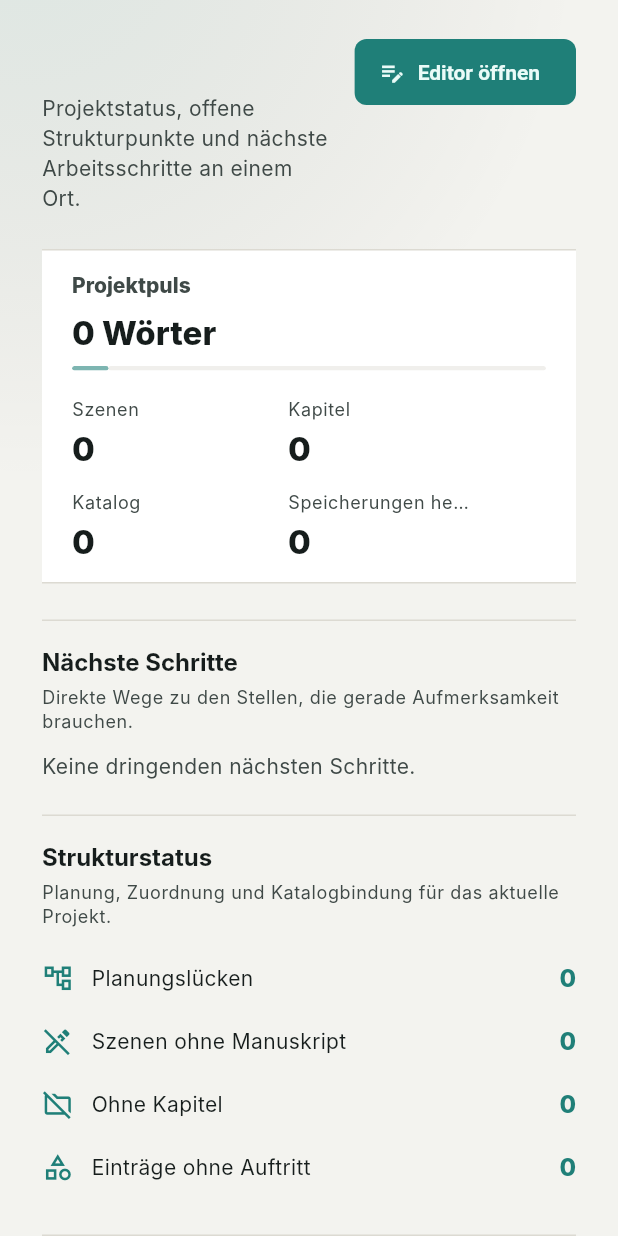
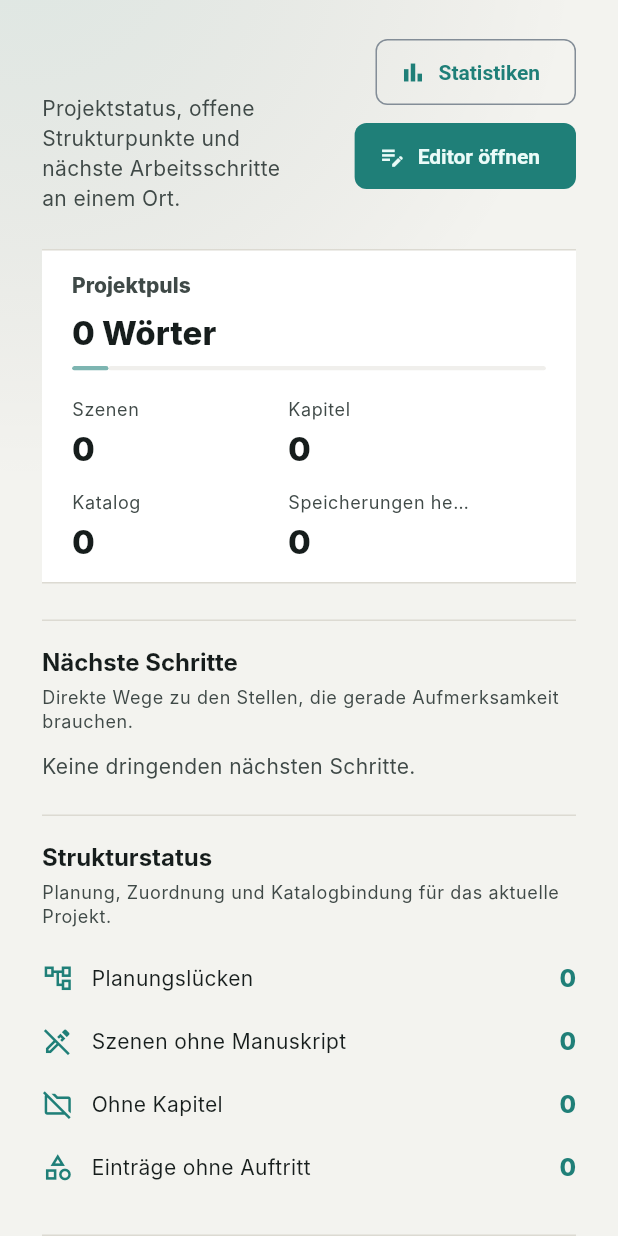
Before and after one commit to Cmdr-Hawkeye/Writeler, a Flutter app: the _ProjectOverview widget shown alone on an empty page, opened directly with empty values, on a phone screen of 412 x 824 dp. Run offline on Flutter 3.47's test engine with Material 3 defaults, Android fonts, the phone set to English and light mode, and no system bars; our stand-ins replace drift, drift_flutter, file_picker, flutter_secure_storage, web; missing offline and left inert: dart:js_interop, desktop_drop; accounts and stored records are empty; generated files the repository leaves out were written again; Roboto replaces fonts that are missing (Inter).

Commit message:
Tidy dashboard and fix storyboard annotations

```diff
--- a/app/lib/presentation/dashboard_workspace.dart
+++ b/app/lib/presentation/dashboard_workspace.dart
@@ -241,6 +241,7 @@ final class _ProjectOverview extends StatelessWidget {
     required this.onOpenStructure,
     required this.onOpenNotes,
     required this.onOpenAiWorkshop,
+    required this.onOpenStatistics,
     required this.onOpenScene,
   });
 
@@ -260,6 +261,7 @@ final class _ProjectOverview extends StatelessWidget {
   final VoidCallback onOpenStructure;
   final VoidCallback onOpenNotes;
   final VoidCallback onOpenAiWorkshop;
+  final VoidCallback onOpenStatistics;
   final ValueChanged<Scene> onOpenScene;
 
   @override
@@ -401,10 +403,27 @@ final class _ProjectOverview extends StatelessWidget {
                 ),
               ),
               const SizedBox(width: 16),
-              FilledButton.icon(
-                onPressed: onOpenEditor,
-                icon: const Icon(Icons.edit_note_outlined),
-                label: Text(copy.t('openEditor')),
+              Flexible(
+                child: Align(
+                  alignment: Alignment.centerRight,
+                  child: Wrap(
+                    spacing: 10,
+                    runSpacing: 8,
+                    alignment: WrapAlignment.end,
+                    children: [
+                      OutlinedButton.icon(
+                        onPressed: onOpenStatistics,
+                        icon: const Icon(Icons.bar_chart_outlined),
+                        label: Text(copy.t('statistics')),
+                      ),
+                      FilledButton.icon(
+                        onPressed: onOpenEditor,
+                        icon: const Icon(Icons.edit_note_outlined),
+                        label: Text(copy.t('openEditor')),
+                      ),
+                    ],
+                  ),
+                ),
               ),
             ],
           ),
@@ -543,12 +562,6 @@ final class _ProjectOverview extends StatelessWidget {
                   label: copy.t('aiUses'),
                   value: '$aiEvents',
                   onTap: onOpenAiWorkshop,
-                ),
-                _DashboardSignalChip(
-                  icon: Icons.event_available_outlined,
-                  label: copy.t('todaySaves'),
-                  value: '$todaySaves',
-                  onTap: onOpenEditor,
                 ),
               ],
             ),
```
Also changed, not shown: app/lib/presentation/app_shell.dart (+1 -7 lines), app/lib/presentation/editor_workspace.dart (+46 -0 lines), app/lib/presentation/storyboard_workspace.dart (+45 -8 lines).
